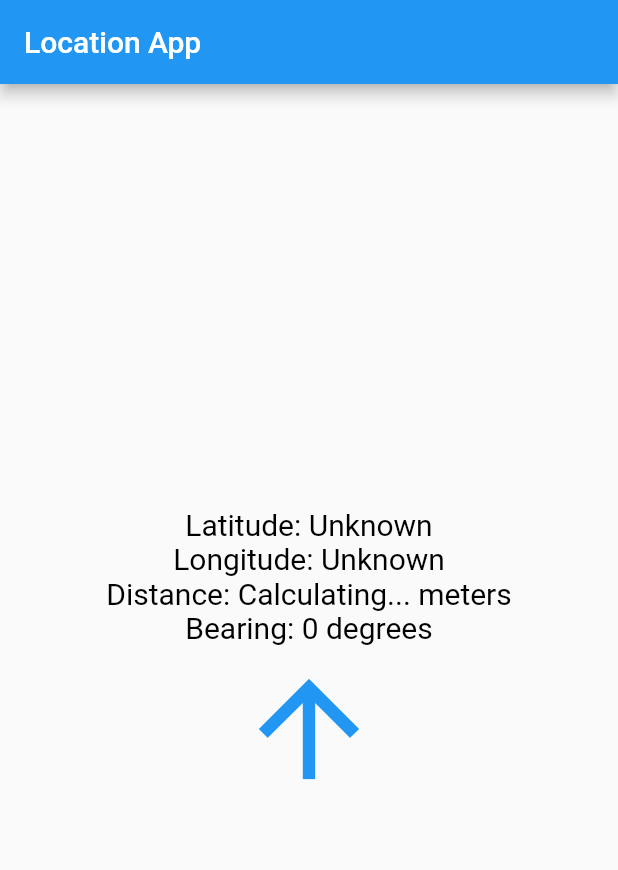
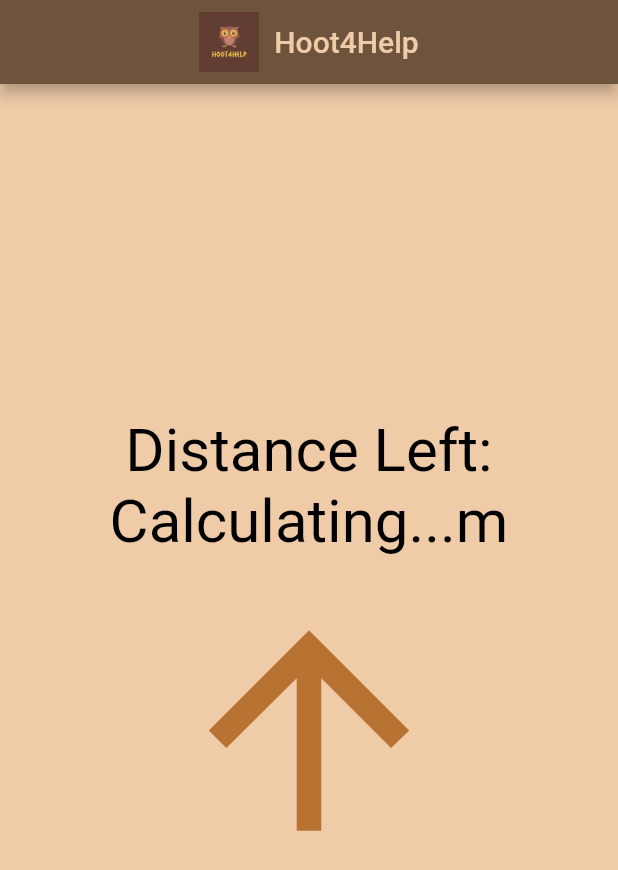
Before and after one commit to AngelitaK/hoot4help, a Flutter app: the screen it shows after launch, on a phone screen of 412 x 824 dp. Shown: the top 870 px of the screen. Run offline on Flutter 3.47's test engine with Material 2 defaults, Android fonts, the phone set to English and light mode, and no system bars; our stand-ins replace flutter_compass, geolocator.

Commit message:
Design changes

```diff
--- a/lib/main.dart
+++ b/lib/main.dart
@@ -14,9 +14,9 @@ class MyApp extends StatelessWidget {
   @override
   Widget build(BuildContext context) {
     return MaterialApp(
-      title: 'Location App',
+      title: 'Hoot4Help',
       theme: ThemeData(
-        primarySwatch: Colors.blue,
+        primarySwatch: Colors.brown,
       ),
       home: const MyHomePage(),
     );
@@ -32,8 +32,8 @@ class MyHomePage extends StatefulWidget {
 
 class _MyHomePageState extends State<MyHomePage> {
   late StreamSubscription<Position> _positionStreamSubscription;
-  String _latitude = 'Unknown';
-  String _longitude = 'Unknown';
+  // String _latitude = 'Unknown';
+  // String _longitude = 'Unknown';
   double targetLatitude = 1.453;
   double targetLongitude = 103.83;
   String distance = 'Calculating...';
@@ -96,13 +96,13 @@ class _MyHomePageState extends State<MyHomePage> {
     });
     // Check if getting closer or further and update text color accordingly
     setState(() {
-      _latitude = currentLatitude.toStringAsFixed(6);
-      _longitude = currentLongitude.toStringAsFixed(6);
+      // _latitude = currentLatitude.toStringAsFixed(6);
+      // _longitude = currentLongitude.toStringAsFixed(6);
       distance = result.toStringAsFixed(2);
       bearing = bearingResult.toStringAsFixed(2);
 
       if (result < originalDistance) {
-        textColor = Colors.blue; // Closer, change to blue
+        textColor = Colors.green; // Closer, change to blue
       } else {
         textColor = Colors.red; // Further, change to red
       }
@@ -137,37 +137,44 @@ class _MyHomePageState extends State<MyHomePage> {
   @override
   Widget build(BuildContext context) {
     return Scaffold(
+      backgroundColor: const Color.fromARGB(255, 240,203,168),
       appBar: AppBar(
-        title: const Text('Location App'),
+        centerTitle: true,
+        title: Row(
+          mainAxisAlignment: MainAxisAlignment.center,
+          children: [
+            Image.asset(
+              'assets/images/icon.jpg',
+              scale: 5,
+            ),
+            const SizedBox(
+              width: 10,
+            ),
+            const Text(
+              'Hoot4Help',
+              style: TextStyle(color: Color.fromARGB(255, 240,203,168)),
+            ),
+          ],
+        ),
+        backgroundColor: const Color.fromARGB(255, 110, 84, 60),
       ),
       body: Center(
         child: Column(
           mainAxisAlignment: MainAxisAlignment.center,
           children: <Widget>[
             Text(
-              'Latitude: $_latitude',
-              style: TextStyle(fontSize: 20, color: textColor),
-            ),
-            Text(
-              'Longitude: $_longitude',
-              style: TextStyle(fontSize: 20, color: textColor),
-            ),
-            Text(
-              'Distance: $distance meters',
-              style: TextStyle(fontSize: 20, color: textColor),
-            ),
-            Text(
-              'Bearing: $bearing degrees',
-              style: TextStyle(fontSize: 20, color: textColor),
+              'Distance Left: ${distance}m',
+              textAlign: TextAlign.center,
+              style: TextStyle(fontSize: 40, color: textColor),
             ),
             Padding(
-              padding: const EdgeInsets.all(6.0),
+              padding: const EdgeInsets.all(16.0),
               child: Transform.rotate(
                 angle: vector.radians(heading), // Convert degrees to radians
                 child: const Icon(
                   Icons.arrow_upward,
-                  size: 100,
-                  color: Colors.blue,
+                  size: 200,
+                  color: Color.fromARGB(255, 184, 115, 51),
                 ),
               ),
             )
--- a/pubspec.yaml
+++ b/pubspec.yaml
@@ -62,9 +62,8 @@ flutter:
   uses-material-design: true
 
   # To add assets to your application, add an assets section, like this:
-  # assets:
-  #   - images/a_dot_burr.jpeg
-  #   - images/a_dot_ham.jpeg
+  assets:
+    - assets/images/icon.jpg
 
   # An image asset can refer to one or more resolution-specific "variants", see
   # https://flutter.dev/assets-and-images/#resolution-aware
```
Also changed, not shown: assets/images/icon.jpg (added), 6 other files.
